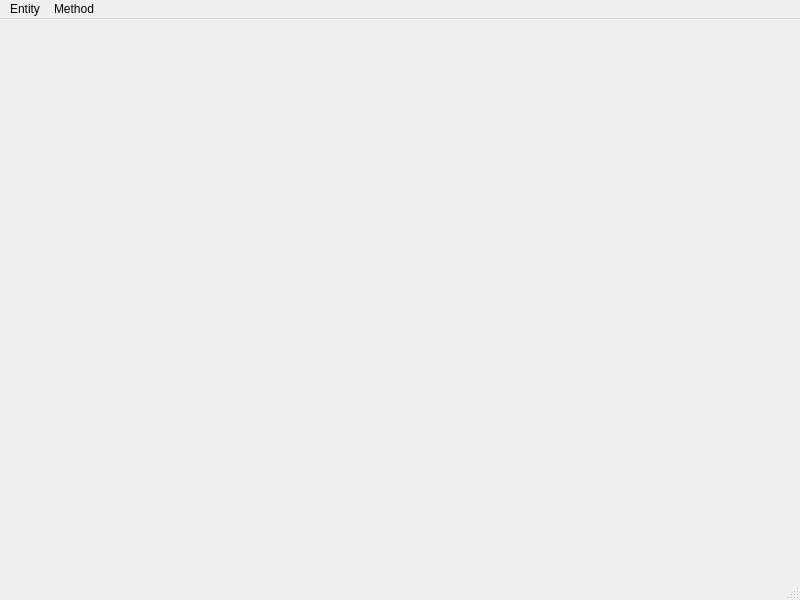
DNRAWW/Bank_db_management, file forms/mainWindow.ui: the form before one commit.
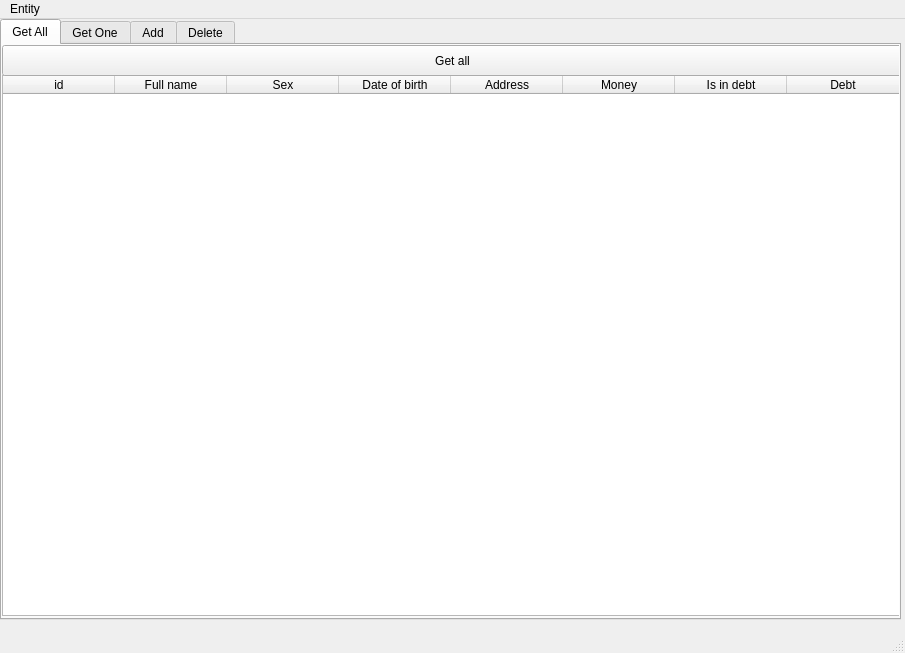
The form after the commit.

Commit message: Table for getAll

What changed in the file:
```diff
--- a/forms/mainWindow.ui
+++ b/forms/mainWindow.ui
@@ -6,8 +6,8 @@
    <rect>
     <x>0</x>
     <y>0</y>
-    <width>800</width>
-    <height>600</height>
+    <width>905</width>
+    <height>653</height>
    </rect>
   </property>
   <property name="mouseTracking">
@@ -16,13 +16,125 @@
   <property name="windowTitle">
    <string>MainWindow</string>
   </property>
-  <widget class="QWidget" name="centralwidget"/>
+  <widget class="QWidget" name="centralwidget">
+   <widget class="QTabWidget" name="tabWidget">
+    <property name="geometry">
+     <rect>
+      <x>0</x>
+      <y>0</y>
+      <width>901</width>
+      <height>601</height>
+     </rect>
+    </property>
+    <property name="toolTip">
+     <string>&lt;html&gt;&lt;head/&gt;&lt;body&gt;&lt;p&gt;&lt;br/&gt;&lt;/p&gt;&lt;/body&gt;&lt;/html&gt;</string>
+    </property>
+    <property name="currentIndex">
+     <number>0</number>
+    </property>
+    <widget class="QWidget" name="tab">
+     <attribute name="title">
+      <string>Get All</string>
+     </attribute>
+     <widget class="QTableWidget" name="allEntityTable">
+      <property name="geometry">
+       <rect>
+        <x>0</x>
+        <y>30</y>
+        <width>901</width>
+        <height>541</height>
+       </rect>
+      </property>
+      <property name="lineWidth">
+       <number>1</number>
+      </property>
+      <property name="gridStyle">
+       <enum>Qt::SolidLine</enum>
+      </property>
+      <property name="sortingEnabled">
+       <bool>true</bool>
+      </property>
+      <attribute name="horizontalHeaderDefaultSectionSize">
+       <number>112</number>
+      </attribute>
+      <column>
+       <property name="text">
+        <string>id</string>
+       </property>
+      </column>
+      <column>
+       <property name="text">
+        <string>Full name</string>
+       </property>
+      </column>
+      <column>
+       <property name="text">
+        <string>Sex</string>
+       </property>
+      </column>
+      <column>
+       <property name="text">
+        <string>Date of birth</string>
+       </property>
+      </column>
+      <column>
+       <property name="text">
+        <string>Address</string>
+       </property>
+      </column>
+      <column>
+       <property name="text">
+        <string>Money</string>
+       </property>
+      </column>
+      <column>
+       <property name="text">
+        <string>Is in debt</string>
+       </property>
+      </column>
+      <column>
+       <property name="text">
+        <string>Debt</string>
+       </property>
+      </column>
+     </widget>
+     <widget class="QPushButton" name="getAllButton">
+      <property name="geometry">
+       <rect>
+        <x>0</x>
+        <y>0</y>
+        <width>901</width>
+        <height>31</height>
+       </rect>
+      </property>
+      <property name="text">
+       <string>Get all</string>
+      </property>
+     </widget>
+    </widget>
+    <widget class="QWidget" name="tab_2">
+     <attribute name="title">
+      <string>Get One</string>
+     </attribute>
+    </widget>
+    <widget class="QWidget" name="tab_3">
+     <attribute name="title">
+      <string>Add</string>
+     </attribute>
+    </widget>
+    <widget class="QWidget" name="tab_4">
+     <attribute name="title">
+      <string>Delete</string>
+     </attribute>
+    </widget>
+   </widget>
+  </widget>
   <widget class="QMenuBar" name="menubar">
    <property name="geometry">
     <rect>
      <x>0</x>
      <y>0</y>
-     <width>800</width>
+     <width>905</width>
      <height>22</height>
     </rect>
    </property>
@@ -32,18 +144,7 @@
     </property>
     <addaction name="actionCustomer"/>
    </widget>
-   <widget class="QMenu" name="menuMethod">
-    <property name="title">
-     <string>Method</string>
-    </property>
-    <addaction name="separator"/>
-    <addaction name="actiondeleteById"/>
-    <addaction name="actiongetAll"/>
-    <addaction name="actiongetOne"/>
-    <addaction name="actionadd"/>
-   </widget>
    <addaction name="menuEntity"/>
-   <addaction name="menuMethod"/>
   </widget>
   <widget class="QStatusBar" name="statusbar"/>
   <action name="actionCustomer">
```
The commit also changes 2 other files.
